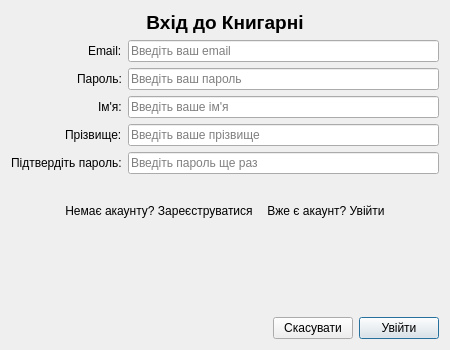
The window that logindialog.ui (Defenderest/DB_Kurs) describes before a commit, drawn with Qt 5.
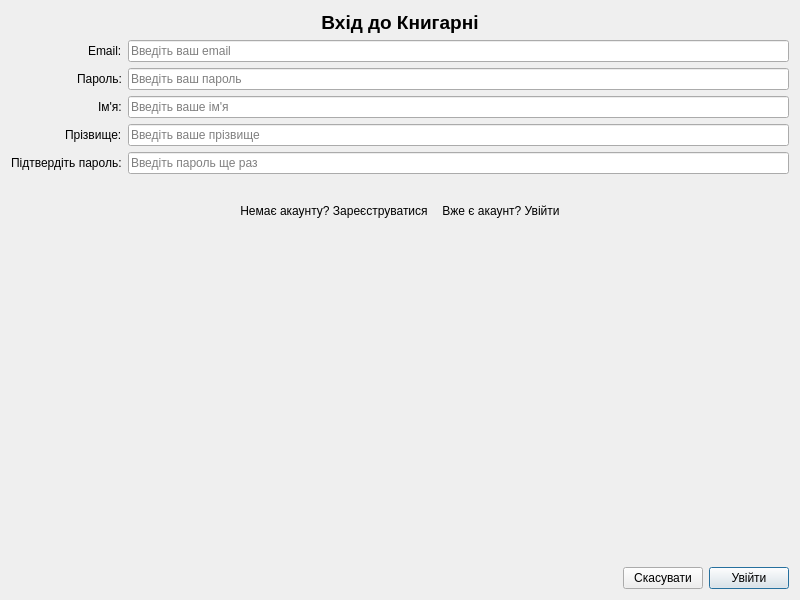
The same window after the commit.

Commit message: feat: set larger default size for login dialog and disable adjustsize

The edit to the form file:
```diff
--- a/logindialog.ui
+++ b/logindialog.ui
@@ -6,8 +6,8 @@
    <rect>
     <x>0</x>
     <y>0</y>
-    <width>450</width>
-    <height>350</height>
+    <width>800</width>
+    <height>600</height>
    </rect>
   </property>
   <property name="windowTitle">
```
The commit also changes 1 other file.
